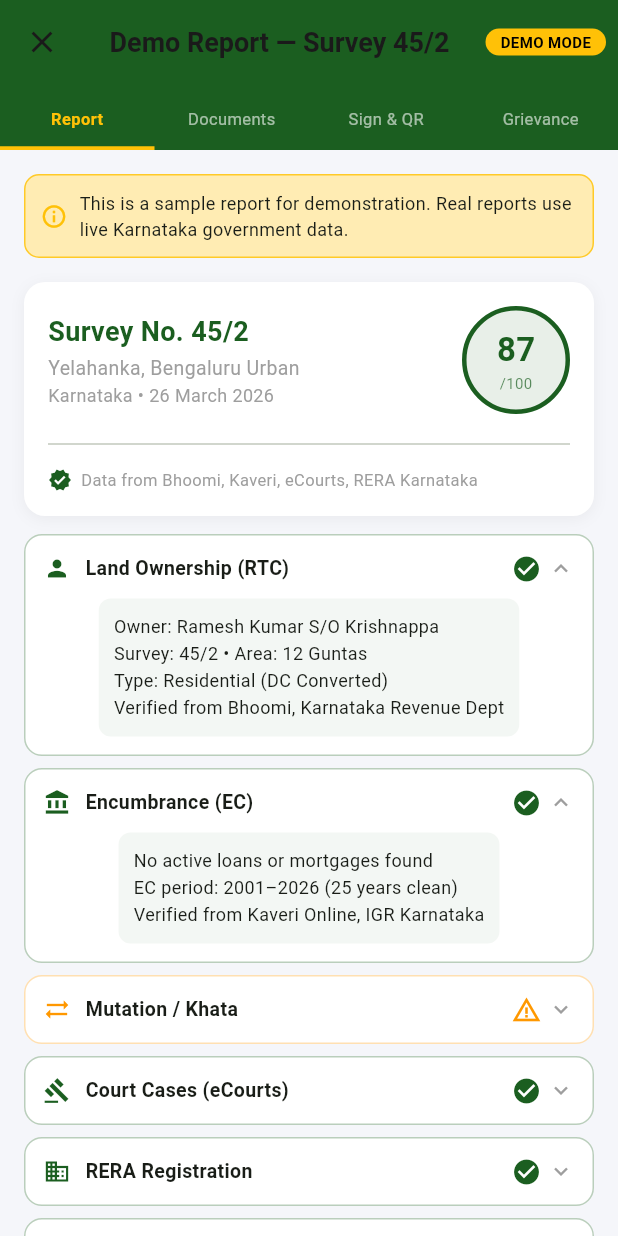
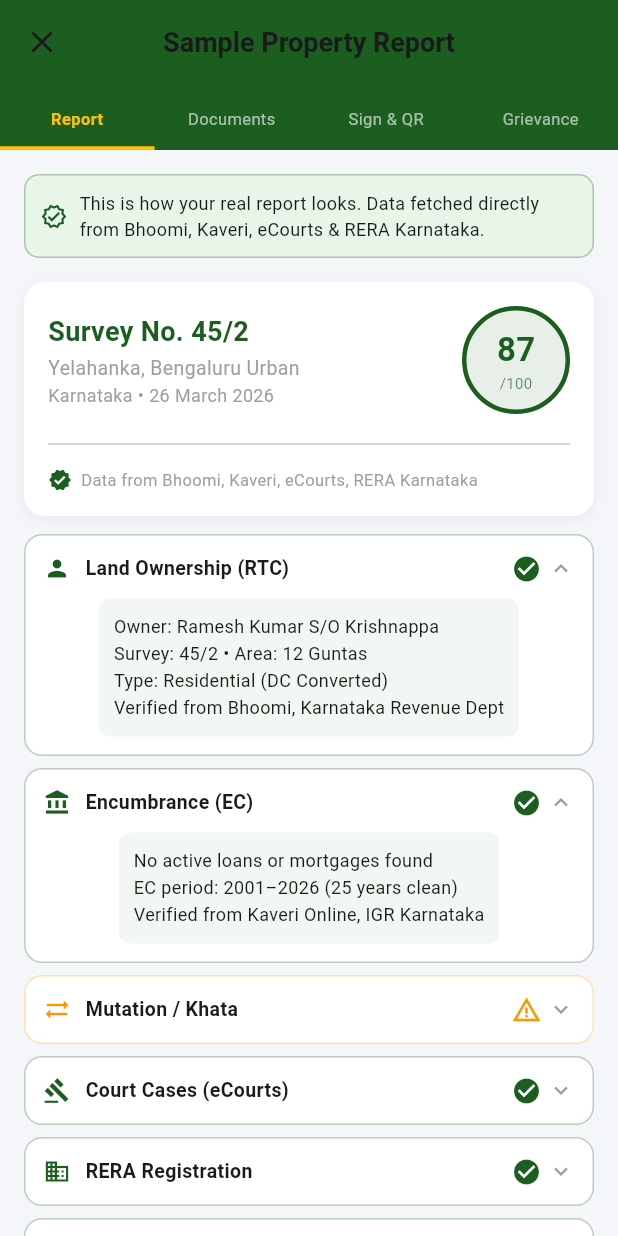
Before and after one commit to sanjay-lab-ops/digi-sampatti, a Flutter app: the DemoReportScreen screen opened by its route, after a tap on "Land Ownership (RTC)", after a tap on "Encumbrance (EC)", on a phone screen of 412 x 824 dp. Run offline on Flutter 3.47's test engine with Material 3 defaults, Android fonts, the phone set to English and light mode, and no system bars; our stand-ins replace camera, dio, firebase_auth, firebase_core, firebase_messaging, flutter_dotenv and 15 more; missing offline and left inert: razorpay_flutter; accounts and stored records are empty; Roboto replaces fonts that are missing (Poppins).

Commit message:
Auto-flow: records→analysis→report, remove beta labels, clean demo report, fix logo bg

```diff
--- a/lib/features/demo/demo_report_screen.dart
+++ b/lib/features/demo/demo_report_screen.dart
@@ -41,26 +41,11 @@ class _DemoReportScreenState extends State<DemoReportScreen>
       appBar: AppBar(
         backgroundColor: AppColors.primary,
         foregroundColor: Colors.white,
-        title: const Text('Demo Report — Survey 45/2'),
+        title: const Text('Sample Property Report'),
         leading: IconButton(
           icon: const Icon(Icons.close),
           onPressed: () => context.pop(),
         ),
-        actions: [
-          Container(
-            margin: const EdgeInsets.symmetric(vertical: 10, horizontal: 8),
-            padding: const EdgeInsets.symmetric(horizontal: 10, vertical: 2),
-            decoration: BoxDecoration(
-              color: Colors.amber,
-              borderRadius: BorderRadius.circular(20),
-            ),
-            child: const Text('DEMO MODE',
-                style: TextStyle(
-                    color: Colors.black,
-                    fontSize: 10,
-                    fontWeight: FontWeight.bold)),
-          ),
-        ],
         bottom: PreferredSize(
           preferredSize: const Size.fromHeight(44),
           child: Row(
@@ -97,22 +82,22 @@ class _ReportTab extends StatelessWidget {
     return ListView(
       padding: const EdgeInsets.all(16),
       children: [
-        // Demo banner
+        // Info banner
         Container(
           padding: const EdgeInsets.all(10),
           decoration: BoxDecoration(
-            color: Colors.amber.shade100,
+            color: const Color(0xFFE8F5E9),
             borderRadius: BorderRadius.circular(10),
-            border: Border.all(color: Colors.amber.shade400),
+            border: Border.all(color: AppColors.primary.withOpacity(0.3)),
           ),
           child: const Row(
             children: [
-              Icon(Icons.info_outline, color: Colors.amber, size: 18),
+              Icon(Icons.verified_outlined, color: AppColors.primary, size: 18),
               SizedBox(width: 8),
               Expanded(
                 child: Text(
-                  'This is a sample report for demonstration. '
-                  'Real reports use live Karnataka government data.',
+                  'This is how your real report looks. '
+                  'Data fetched directly from Bhoomi, Kaveri, eCourts & RERA Karnataka.',
                   style: TextStyle(fontSize: 12),
                 ),
               ),
@@ -317,9 +302,9 @@ class _DocumentsTab extends StatelessWidget {
             borderRadius: BorderRadius.circular(10),
           ),
           child: const Text(
-            'With government API access (post-MOU): All RTC, EC and '
-            'mutation documents will be downloadable directly inside '
-            'DigiSampatti and saveable to DigiLocker.',
+            'All RTC, EC and mutation documents are verified directly '
+            'from Karnataka government portals — Bhoomi, Kaveri Online, '
+            'eCourts, RERA — inside the DigiSampatti app.',
             style: TextStyle(fontSize: 12),
           ),
         ),
--- a/lib/features/guides/faq_screen.dart
+++ b/lib/features/guides/faq_screen.dart
@@ -16,8 +16,8 @@ class _FaqScreenState extends State<FaqScreen> {
     _Faq('What is DigiSampatti?',
       'DigiSampatti is a Karnataka property verification app. It checks land records from Bhoomi portal, runs AI risk analysis, and gives you a legal report before you buy any property.',
       'General'),
-    _Faq('Is the data real or demo?',
-      'Currently the app uses realistic demo data based on actual Karnataka land records format. Real Bhoomi API integration is in progress. The report logic, risk scoring, and legal checks are fully real.',
+    _Faq('Where does the data come from?',
+      'DigiSampatti opens the official Karnataka government portals — Bhoomi, Kaveri, RERA, eCourts, CERSAI — directly inside the app. You see the real government data. The AI risk analysis and legal report are generated from that official data.',
       'General'),
     _Faq('What is RTC and why does it matter?',
       'RTC (Record of Rights, Tenancy and Crops) is the main land ownership document from Karnataka\'s Bhoomi portal. It shows owner name, land type, area, and khata number. Always verify RTC before buying any land.',
--- a/lib/features/records/land_records_screen.dart
+++ b/lib/features/records/land_records_screen.dart
@@ -33,6 +33,12 @@ class _LandRecordsScreenState extends ConsumerState<LandRecordsScreen> {
       village: data['village'] ?? '',
       surveyNumber: data['surveyNumber'] ?? '',
     );
+
+    // Auto-navigate to analysis after records load
+    if (mounted) {
+      await Future.delayed(const Duration(seconds: 2));
+      if (mounted) context.push('/analysis');
+    }
   }
 
   @override
```
Also changed, not shown: lib/core/widgets/ds_logo.dart (+5 -9 lines), lib/features/analysis/ai_analysis_screen.dart (+5 -4 lines), lib/features/profile/profile_screen.dart (+5 -5 lines).
